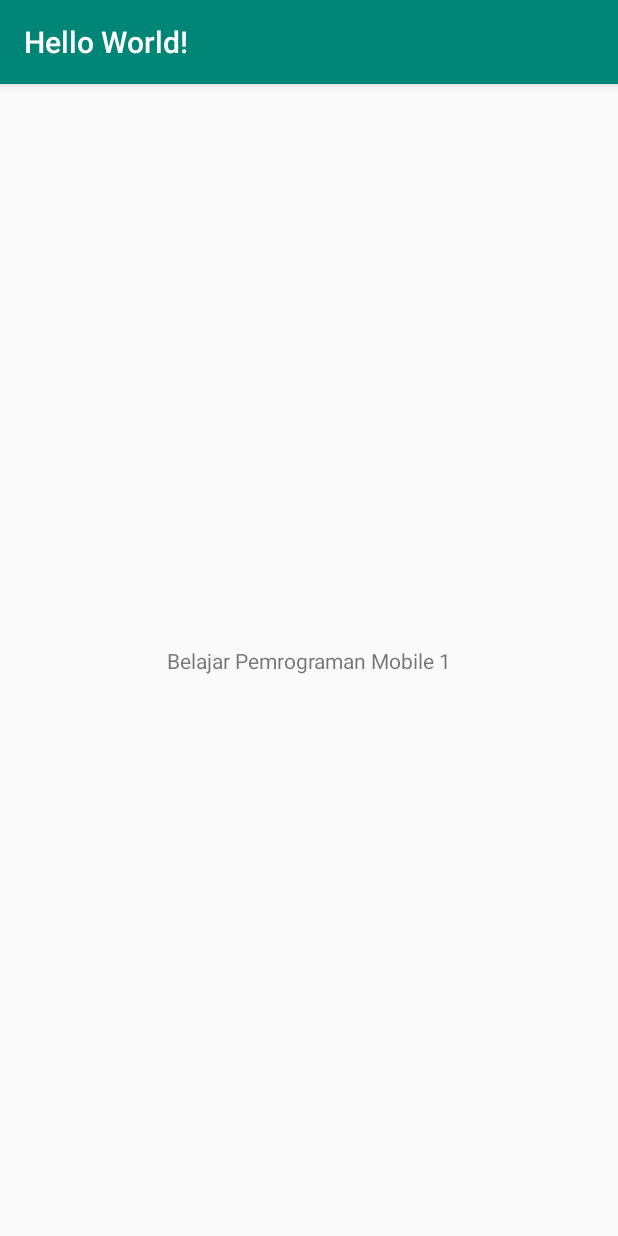
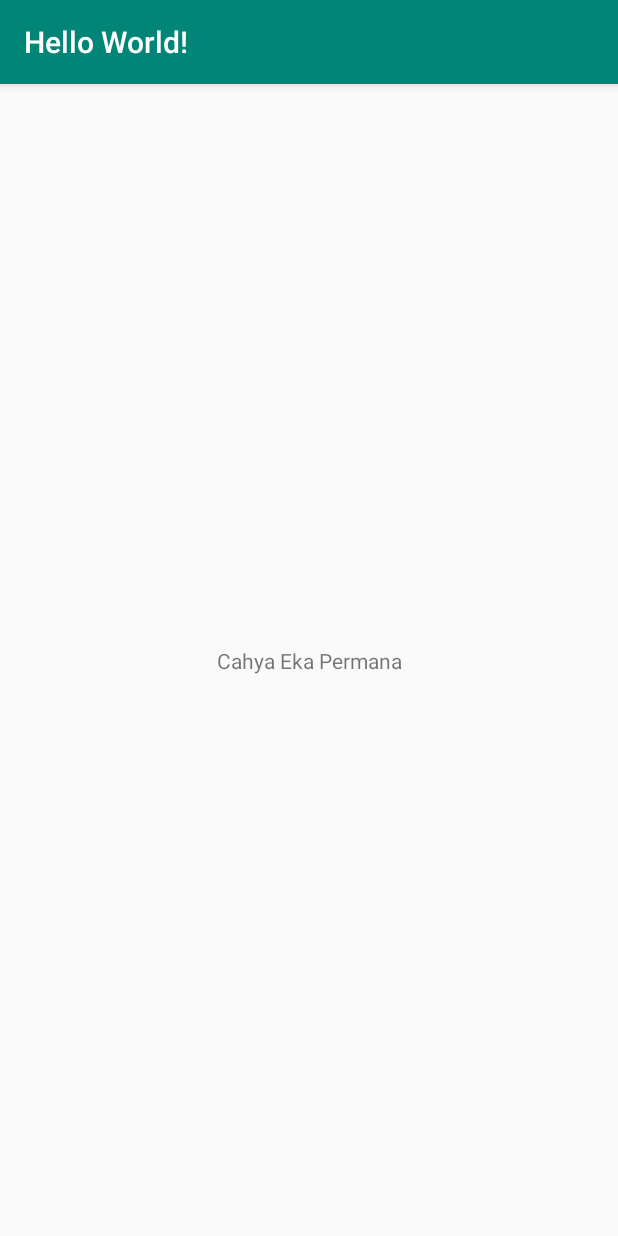
Before and after one commit to cahyaekapermana/pemrograman_mobile, an Android app: the screen it shows after launch (MainActivity), on a phone screen of 412 x 824 dp. Run offline under Robolectric (Android 15) with nearby library versions, the phone set to English and light mode, and no system bars.

```diff
--- a/app/src/main/res/layout/activity_main.xml
+++ b/app/src/main/res/layout/activity_main.xml
@@ -9,7 +9,7 @@
     <TextView
         android:layout_width="wrap_content"
         android:layout_height="wrap_content"
-        android:text="Belajar Pemrograman Mobile 1"
+        android:text="Cahya Eka Permana"
         app:layout_constraintBottom_toBottomOf="parent"
         app:layout_constraintLeft_toLeftOf="parent"
         app:layout_constraintRight_toRightOf="parent"
```
